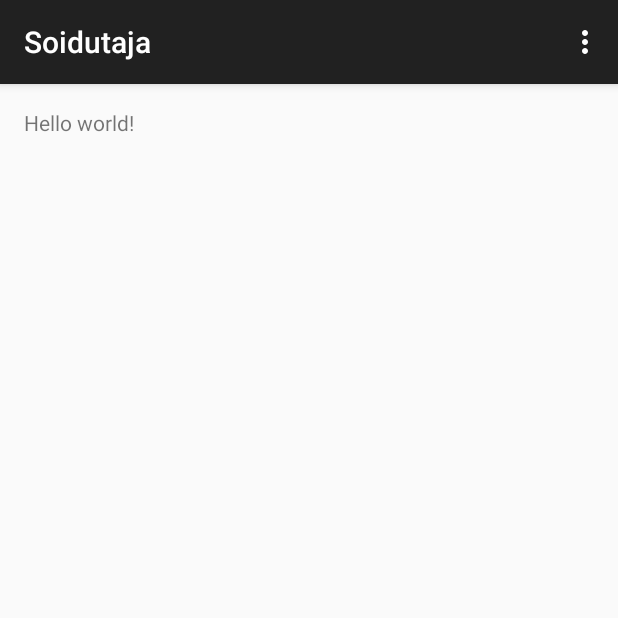
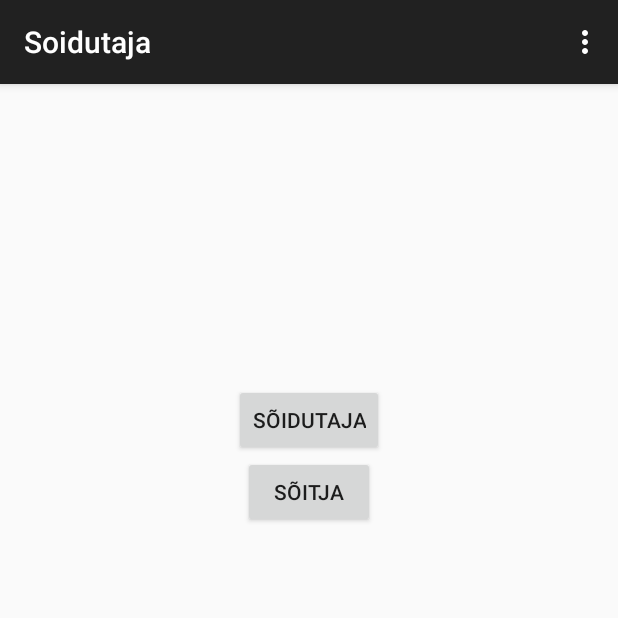
Before and after one commit to kmm1k/Soidutaja, an Android app: the screen it shows after launch (FirstActivity), on a phone screen of 412 x 824 dp, the top half of it. Run offline under Robolectric (Android 15) with nearby library versions, the phone set to English and light mode, and no system bars.

Commit message:
Lisab sõitja või sõidutaja esialgse vaate. Nupud on lisatud ka FirstActivity.class'i.

```diff
--- a/app/src/main/java/ee/soidutaja/soidutaja/FirstActivity.java
+++ b/app/src/main/java/ee/soidutaja/soidutaja/FirstActivity.java
@@ -4,14 +4,21 @@ import android.support.v7.app.AppCompatActivity;
 import android.os.Bundle;
 import android.view.Menu;
 import android.view.MenuItem;
+import android.widget.Button;
 
 public class FirstActivity extends AppCompatActivity {
+
+    private Button driverBtn;
+    private Button passengerBtn;
 
     @Override
     protected void onCreate(Bundle savedInstanceState) {
         super.onCreate(savedInstanceState);
         setContentView(R.layout.activity_first);
-		system.out.println("LAMMAS!");
+
+        driverBtn = (Button) findViewById(R.id.driverButton);
+        passengerBtn = (Button) findViewById(R.id.passengerButton);
+
     }
 
     @Override
--- a/app/src/main/res/layout/activity_first.xml
+++ b/app/src/main/res/layout/activity_first.xml
@@ -1,11 +1,25 @@
-<RelativeLayout xmlns:android="http://schemas.android.com/apk/res/android"
-    xmlns:tools="http://schemas.android.com/tools" android:layout_width="match_parent"
-    android:layout_height="match_parent" android:paddingLeft="@dimen/activity_horizontal_margin"
-    android:paddingRight="@dimen/activity_horizontal_margin"
-    android:paddingTop="@dimen/activity_vertical_margin"
-    android:paddingBottom="@dimen/activity_vertical_margin" tools:context=".FirstActivity">
+<LinearLayout xmlns:android="http://schemas.android.com/apk/res/android"
+    xmlns:tools="http://schemas.android.com/tools"
+    android:layout_width="match_parent"
+    android:layout_height="match_parent"
+    android:orientation="vertical"
+    tools:context=".FirstActivity">
 
-    <TextView android:text="@string/hello_world" android:layout_width="wrap_content"
+    <Button
+        android:layout_marginTop="200dp"
+        android:id="@+id/driverButton"
+        android:layout_gravity="center"
+        android:text="@string/driverButton_title"
+        android:layout_width="wrap_content"
+        android:layout_height="wrap_content"
+        />
+
+    <Button
+        android:layout_gravity="center"
+        android:id="@+id/passengerButton"
+        android:text="@string/passengerButton_title"
+        android:layout_width="wrap_content"
         android:layout_height="wrap_content" />
 
-</RelativeLayout>
+
+</LinearLayout>
--- a/app/src/main/res/values/strings.xml
+++ b/app/src/main/res/values/strings.xml
@@ -3,4 +3,6 @@
 
     <string name="hello_world">Hello world!</string>
     <string name="action_settings">Settings</string>
+    <string name="driverButton_title">Sõidutaja</string>
+    <string name="passengerButton_title">Sõitja</string>
 </resources>
```
